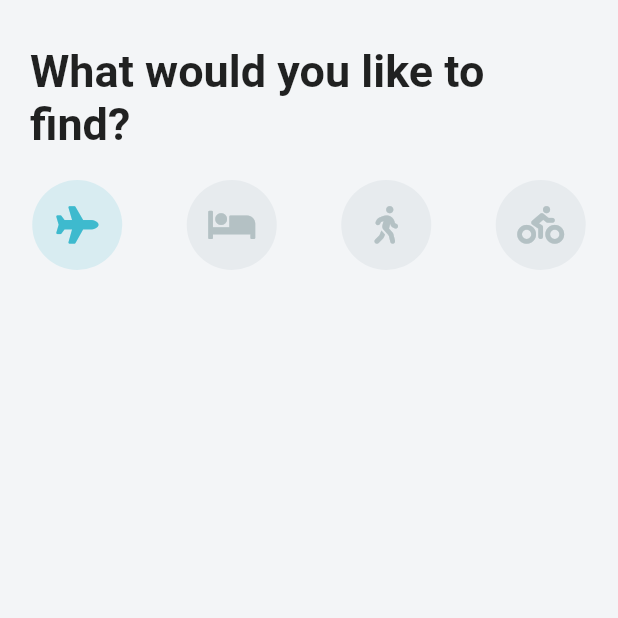
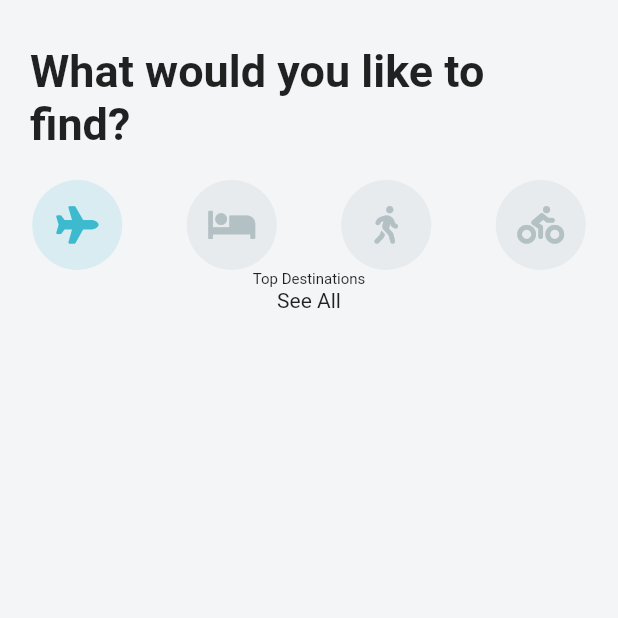
Before and after one commit to iamomoro/flutter_travel_ui, a Flutter app: the screen it shows after launch, on a phone screen of 412 x 824 dp, the top half of it. Run offline on Flutter 3.47's test engine with Material 2 defaults, Android fonts, the phone set to English and light mode, and no system bars; our stand-ins replace font_awesome_flutter.

Commit message:
set destinations widget

```diff
--- a/lib/screens/home_screen.dart
+++ b/lib/screens/home_screen.dart
@@ -62,7 +62,11 @@ class _HomeScreenState extends State<HomeScreen> {
             children: _icons.asMap().entries.map(
               (MapEntry map) => _buildIcon(map.key),
           ).toList(),
-          )
+          ),
+          Column(children: <Widget>[
+            Text('Top Destinations', style: TextStyle(fontSize: 10)),
+            Text('See All'),
+          ])
         ],
       )),
     );
```
